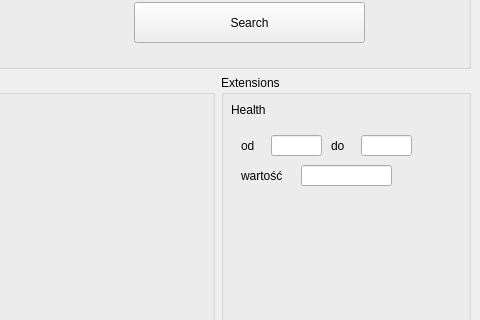
Old version of the form mainwindow.ui in the repository marcinwozniak0/BakcylProgramowania_2020; both pictures show x 725 to 1205 and y 94 to 414 of the 1205 by 800 pixel window.
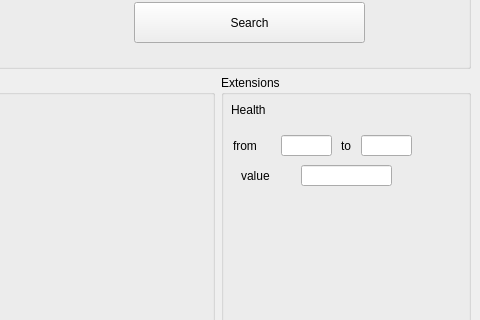
New version of the form. The open tabs and pages were chosen to show the change.

```diff
--- a/mainwindow.ui
+++ b/mainwindow.ui
@@ -226,20 +226,20 @@
         <widget class="QLabel" name="label_7">
          <property name="geometry">
           <rect>
-           <x>10</x>
+           <x>2</x>
            <y>60</y>
-           <width>31</width>
+           <width>41</width>
            <height>21</height>
           </rect>
          </property>
          <property name="text">
-          <string>od</string>
+          <string>from</string>
          </property>
         </widget>
         <widget class="QLineEdit" name="Health_from">
          <property name="geometry">
           <rect>
-           <x>40</x>
+           <x>50</x>
            <y>60</y>
            <width>51</width>
            <height>21</height>
@@ -259,14 +259,14 @@
         <widget class="QLabel" name="label_8">
          <property name="geometry">
           <rect>
-           <x>100</x>
+           <x>110</x>
            <y>60</y>
            <width>21</width>
            <height>21</height>
           </rect>
          </property>
          <property name="text">
-          <string>do</string>
+          <string>to</string>
          </property>
         </widget>
         <widget class="QLabel" name="label_9">
@@ -279,7 +279,7 @@
           </rect>
          </property>
          <property name="text">
-          <string>wartość</string>
+          <string>value</string>
          </property>
         </widget>
         <widget class="QLineEdit" name="Health_value">
```
Left out of the diff: 22 changed lines with no effect on the pictures.
